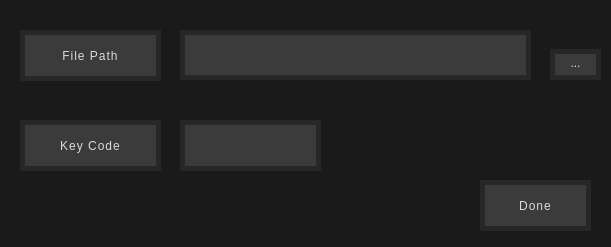
First picture: the form in NoteBlock/decrypt_dialog.ui, repository vince-exe/NoteBlock, before the edit.
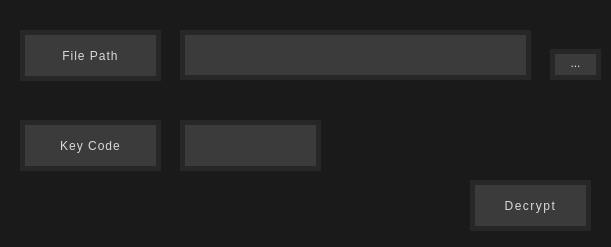
Second picture: the form after the edit.

Patch:
```diff
--- a/NoteBlock/decrypt_dialog.ui
+++ b/NoteBlock/decrypt_dialog.ui
@@ -53,9 +53,9 @@
   <widget class="QPushButton" name="doneBtn">
    <property name="geometry">
     <rect>
-     <x>480</x>
+     <x>470</x>
      <y>180</y>
-     <width>111</width>
+     <width>121</width>
      <height>51</height>
     </rect>
    </property>
@@ -65,7 +65,7 @@
 	color: rgb(218, 218, 218);
 	border: 5px solid rgb(39, 39, 39);
 	background-color: rgb(59, 59, 59);
-	letter-spacing: 1px;
+	letter-spacing: 1.5px;
 }
 
 QPushButton::hover {
@@ -73,7 +73,7 @@
 }</string>
    </property>
    <property name="text">
-    <string>Done</string>
+    <string>Decrypt</string>
    </property>
   </widget>
   <widget class="QLabel" name="label1">
```
Left out of the diff: 2 changed lines with no effect on the pictures.
